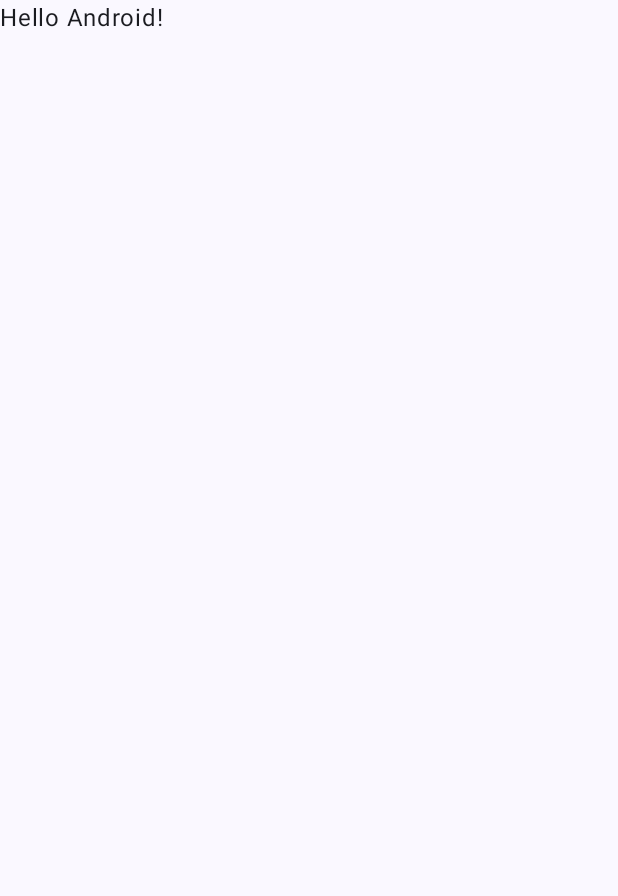
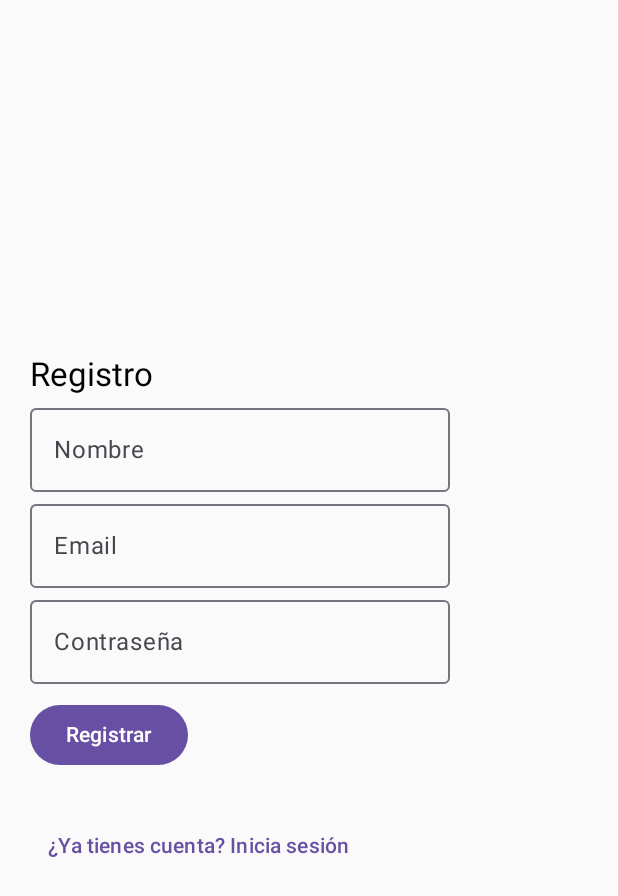
Before and after one commit to Folaquito/Tiendaapp, an Android app built with Jetpack Compose: the screen it shows after launch (MainActivity), on a phone screen of 412 x 824 dp. Before the commit the part shown is almost empty. Shown: the top 896 px of the screen. Run offline under Robolectric (Android 15) with nearby library versions, the phone set to English and light mode, and no system bars.

Commit message:
añadido de pantalla Login y Catalogo

```diff
--- a/app/build.gradle.kts
+++ b/app/build.gradle.kts
@@ -41,6 +41,10 @@ android {
 
 dependencies {
 
+    implementation(libs.gson)
+    implementation(libs.coil.compose)
+    implementation(libs.androidx.navigation.compose)
+    implementation(libs.androidx.lifecycle.viewmodel.compose)
     implementation(libs.androidx.core.ktx)
     implementation(libs.androidx.lifecycle.runtime.ktx)
     implementation(libs.androidx.activity.compose)
--- a/app/src/main/AndroidManifest.xml
+++ b/app/src/main/AndroidManifest.xml
@@ -2,6 +2,7 @@
 <manifest xmlns:android="http://schemas.android.com/apk/res/android"
     xmlns:tools="http://schemas.android.com/tools">
 
+    <uses-permission android:name="android.permission.INTERNET" />
     <application
         android:allowBackup="true"
         android:dataExtractionRules="@xml/data_extraction_rules"
--- a/app/src/main/java/com/example/tiendaapp/MainActivity.kt
+++ b/app/src/main/java/com/example/tiendaapp/MainActivity.kt
@@ -4,26 +4,49 @@ import android.os.Bundle
 import androidx.activity.ComponentActivity
 import androidx.activity.compose.setContent
 import androidx.activity.enableEdgeToEdge
-import androidx.compose.foundation.layout.fillMaxSize
-import androidx.compose.foundation.layout.padding
-import androidx.compose.material3.Scaffold
 import androidx.compose.material3.Text
 import androidx.compose.runtime.Composable
 import androidx.compose.ui.Modifier
 import androidx.compose.ui.tooling.preview.Preview
+import androidx.lifecycle.viewmodel.compose.viewModel
+import androidx.navigation.compose.NavHost
+import androidx.navigation.compose.composable
+import androidx.navigation.compose.rememberNavController
 import com.example.tiendaapp.ui.theme.TiendaappTheme
+import com.example.tiendaapp.viewmodel.JuegoViewModel
+import com.example.tiendaapp.viewmodel.LoginViewModel
+import com.example.tiendaapp.views.CatalogoScreen
+import com.example.tiendaapp.views.DetalleJuegoScreen
+import com.example.tiendaapp.views.HomeScreen
+import com.example.tiendaapp.views.LoginScreen
+import com.example.tiendaapp.views.RegisterScreen
 
 class MainActivity : ComponentActivity() {
     override fun onCreate(savedInstanceState: Bundle?) {
         super.onCreate(savedInstanceState)
         enableEdgeToEdge()
         setContent {
-            TiendaappTheme {
-                Scaffold(modifier = Modifier.fillMaxSize()) { innerPadding ->
-                    Greeting(
-                        name = "Android",
-                        modifier = Modifier.padding(innerPadding)
-                    )
+            val navController = rememberNavController()
+            val viewModel: LoginViewModel = viewModel()
+            val juegoViewModel: JuegoViewModel = viewModel()
+
+            NavHost(navController, startDestination = "register") {
+                composable("register") {
+                    RegisterScreen(navController, viewModel)
+                }
+                composable("login") {
+                    LoginScreen(navController, viewModel)
+                }
+                composable("home/{email}") { backStack ->
+                    val email = backStack.arguments?.getString("email")
+                    HomeScreen(email, navController)
+                }
+                composable("catalogo") {
+                    CatalogoScreen(navController = navController, juegoViewModel = juegoViewModel)
+                }
+                composable("detalle/{juegoId}") { backStack ->
+                    val id = backStack.arguments?.getString("juegoId")?.toIntOrNull() ?: -1
+                    DetalleJuegoScreen(id, juegoViewModel)
                 }
             }
         }
--- /dev/null
+++ b/app/src/main/java/com/example/tiendaapp/repository/JuegoRepository.kt
@@ -0,0 +1,22 @@
+package com.example.tiendaapp.repository
+
+import android.content.Context
+import com.example.tiendaapp.model.Juego
+import com.google.gson.Gson
+import com.google.gson.reflect.TypeToken
+import java.io.IOException
+
+class JuegoRepository(private val context: Context) {
+    suspend fun obtenerJuegos(): List<Juego> {
+        return try {
+            val jsonString = context.assets.open("juegos.json")
+                .bufferedReader()
+                .use { it.readText() }
+            val listType = object : TypeToken<List<Juego>>() {}.type
+            Gson().fromJson(jsonString, listType)
+        } catch (ioException: IOException) {
+            ioException.printStackTrace()
+            emptyList()
+        }
+    }
+}
--- /dev/null
+++ b/app/src/main/java/com/example/tiendaapp/viewmodel/JuegoViewModel.kt
@@ -0,0 +1,27 @@
+package com.example.tiendaapp.viewmodel
+
+import android.app.Application
+import androidx.lifecycle.AndroidViewModel
+import androidx.lifecycle.viewModelScope
+import com.example.tiendaapp.model.Juego
+import com.example.tiendaapp.repository.JuegoRepository
+import kotlinx.coroutines.flow.MutableStateFlow
+import kotlinx.coroutines.flow.StateFlow
+import kotlinx.coroutines.flow.asStateFlow
+import kotlinx.coroutines.launch
+
+class JuegoViewModel(application: Application) : AndroidViewModel(application) {
+    private val repository = JuegoRepository(application.applicationContext)
+    private val _juegos = MutableStateFlow<List<Juego>>(emptyList())
+    val juegos: StateFlow<List<Juego>> = _juegos.asStateFlow()
+    init {
+        cargarJuegos()
+    }
+    private fun cargarJuegos() {
+        viewModelScope.launch {
+            _juegos.value = repository.obtenerJuegos()
+        }
+    }
+    fun buscarProductoPorId(id: Int): Juego? =
+        _juegos.value.find { it.id == id }
+}
--- /dev/null
+++ b/app/src/main/java/com/example/tiendaapp/views/RegisterScreen.kt
@@ -0,0 +1,42 @@
+package com.example.tiendaapp.views
+
+import androidx.compose.foundation.layout.*
+import androidx.compose.foundation.layout.padding
+import androidx.compose.material3.*
+import androidx.compose.runtime.*
+import androidx.compose.ui.Modifier
+import androidx.compose.ui.unit.dp
+import androidx.navigation.NavController
+import com.example.tiendaapp.viewmodel.LoginViewModel
+
+@Composable
+fun RegisterScreen(navController: NavController, viewModel: LoginViewModel) {
+    var nombre by remember { mutableStateOf("") }
+    var email by remember { mutableStateOf("") }
+    var password by remember { mutableStateOf("") }
+
+    Column(
+        modifier = Modifier
+            .fillMaxSize()
+            .padding(20.dp),
+        verticalArrangement = Arrangement.Center
+    ) {
+        Text("Registro", style = MaterialTheme.typography.titleLarge)
+
+        OutlinedTextField(value = nombre, onValueChange = { nombre = it }, label = { Text("Nombre") })
+        OutlinedTextField(value = email, onValueChange = { email = it }, label = { Text("Email") })
+        OutlinedTextField(value = password, onValueChange = { password = it }, label = { Text("Contraseña") })
+
+        Spacer(modifier = Modifier.height(10.dp))
+
+        Button(onClick = { viewModel.registrar(nombre, email, password) }) {
+            Text("Registrar")
+        }
+
+        Text(viewModel.mensaje.value, modifier = Modifier.padding(top = 10.dp))
+
+        TextButton(onClick = { navController.navigate("login") }) {
+            Text("¿Ya tienes cuenta? Inicia sesión")
+        }
+    }
+}
```
Also changed, not shown: app/src/main/assets/juegos.json (added, +34 -0 lines), app/src/main/java/com/example/tiendaapp/model/FakeDatabase.kt (added, +15 -0 lines), app/src/main/java/com/example/tiendaapp/model/Juego.kt (added, +10 -0 lines), app/src/main/java/com/example/tiendaapp/model/Usuario.kt (added, +7 -0 lines), app/src/main/java/com/example/tiendaapp/viewmodel/LoginViewModel.kt (added, +31 -0 lines), app/src/main/java/com/example/tiendaapp/views/CatalogoScreen.kt (added, +95 -0 lines), app/src/main/java/com/example/tiendaapp/views/DetalleJuegoScreen.kt (added, +63 -0 lines), app/src/main/java/com/example/tiendaapp/views/HomeScreen.kt (added, +26 -0 lines), app/src/main/java/com/example/tiendaapp/views/LoginScreen.kt (added, +39 -0 lines), gradle/libs.versions.toml (+7 -0 lines).
